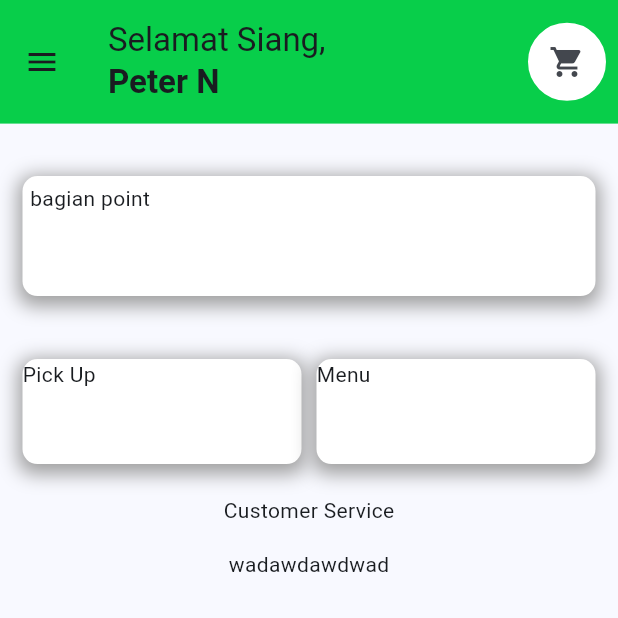
After one commit to specialfox8/uas_ppb_5, a Flutter app: the screen it shows once a user with an empty profile is signed in, on a phone screen of 412 x 824 dp, the top half of it. The commit adds this screen. Run offline on Flutter 3.47's test engine with Material 3 defaults, Android fonts, the phone set to English and light mode, and no system bars; our stand-ins replace firebase_auth, firebase_core; accounts and stored records are empty.

Commit message:
add Home Screen

```diff
--- a/lib/main.dart
+++ b/lib/main.dart
@@ -1,5 +1,6 @@
 import 'package:uas_ppb_5/providers/auth_provider.dart' as auth;
 import 'package:uas_ppb_5/screens/login_screen.dart';
+import 'package:uas_ppb_5/screens/homescreen.dart';
 import 'package:firebase_auth/firebase_auth.dart';
 import 'package:firebase_core/firebase_core.dart';
 import 'package:flutter/material.dart';
@@ -37,7 +38,27 @@ class MyApp extends StatelessWidget {
         colorScheme: ColorScheme.fromSeed(seedColor: Colors.blue),
         useMaterial3: true,
       ),
-      home: const LoginScreen(),
+      home: const AuthGuard(),
     );
   }
 }
+
+// ---
+
+class AuthGuard extends StatelessWidget {
+  const AuthGuard({super.key});
+
+  @override
+  Widget build(BuildContext context) {
+    return StreamBuilder(
+      stream: FirebaseAuth.instance.authStateChanges(),
+      builder: (context, snapshot) {
+        if (snapshot.hasData) {
+          return const HomeScreen();
+        } else {
+          return const LoginScreen();
+        }
+      },
+    );
+  }
+}
--- /dev/null
+++ b/lib/screens/NavHome.dart
@@ -0,0 +1,78 @@
+import 'package:flutter/material.dart';
+
+class NavHome extends StatefulWidget {
+  const NavHome({super.key});
+
+  @override
+  State<NavHome> createState() => _NavHomeState();
+}
+
+class _NavHomeState extends State<NavHome> {
+  int _currentIndex = 0;
+  final List<Widget> _pages = [
+    // Widget untuk halaman pertama
+    Container(
+      color: Colors.blue,
+      child: Center(
+        child: Text('Halaman 1'),
+      ),
+    ),
+    // Widget untuk halaman kedua
+    Container(
+      color: Colors.green,
+      child: Center(
+        child: Text('Halaman 2'),
+      ),
+    ),
+    // Widget untuk halaman ketiga
+    Container(
+      color: Colors.yellow,
+      child: Center(
+        child: Text('Halaman 3'),
+      ),
+    ),
+    // Widget untuk halaman keempat
+    Container(
+      color: Colors.red,
+      child: Center(
+        child: Text('Halaman 4'),
+      ),
+    ),
+  ];
+
+  @override
+  Widget build(BuildContext context) {
+    return Scaffold(
+      appBar: AppBar(
+        title: Text('Navigasi Bar'),
+      ),
+      body: _pages[_currentIndex],
+      bottomNavigationBar: BottomNavigationBar(
+        currentIndex: _currentIndex,
+        onTap: (index) {
+          setState(() {
+            _currentIndex = index;
+          });
+        },
+        items: [
+          BottomNavigationBarItem(
+            icon: Icon(Icons.home),
+            label: 'home',
+          ),
+          BottomNavigationBarItem(
+            icon: Icon(Icons.search),
+            label: 'Voucher',
+          ),
+          BottomNavigationBarItem(
+            icon: Icon(Icons.favorite),
+            label: 'Favorit',
+          ),
+          BottomNavigationBarItem(
+            icon: Icon(Icons.person),
+            label: 'Profil',
+          ),
+        ],
+      ),
+    );
+  }
+}
--- /dev/null
+++ b/lib/screens/homescreen.dart
@@ -0,0 +1,176 @@
+import 'package:uas_ppb_5/providers/auth_provider.dart';
+import 'package:flutter/material.dart';
+import 'package:provider/provider.dart';
+
+class HomeScreen extends StatelessWidget {
+  const HomeScreen({super.key});
+
+  @override
+  Widget build(BuildContext context) {
+    final user = Provider.of<AuthProvider>(context).user;
+
+    return Scaffold(
+      appBar: AppBar(
+        title: const Column(
+          crossAxisAlignment: CrossAxisAlignment.start,
+          children: [
+            Text('Selamat Siang,'),
+            Text(
+              'Peter N',
+              style: TextStyle(
+                fontWeight: FontWeight.bold,
+              ),
+            ),
+          ],
+        ),
+        actions: [
+          Padding(
+            padding: const EdgeInsets.all(8.0),
+            child: Container(
+              decoration: BoxDecoration(
+                borderRadius: BorderRadius.circular(50.0),
+                color: Colors.white,
+                border: Border.all(
+                  color: Colors.white, // Warna border
+                  width: 2.0, // Lebar border
+                ),
+              ),
+              child: IconButton(
+                icon: Icon(Icons.shopping_cart),
+                onPressed: () {
+                  //target screen
+                },
+              ),
+            ),
+          ),
+        ],
+        backgroundColor: Color.fromARGB(255, 8, 206, 74),
+        toolbarHeight: MediaQuery.of(context).size.height *
+            0.1, // Sesuaikan proporsi yang diinginkan
+      ),
+      drawer: Drawer(
+        child: ListView(
+          children: [
+            DrawerHeader(
+              decoration: const BoxDecoration(
+                color: Colors.cyan,
+              ),
+              child: Text('${user?.email}'),
+            ),
+            ListTile(
+              title: const Text('home'),
+            ),
+            ListTile(
+              title: const Text('Logout'),
+              onTap: () {
+                Provider.of<AuthProvider>(context, listen: false).logout();
+              },
+            ),
+          ],
+        ),
+      ),
+      body: Container(
+        width: double.infinity,
+        height: MediaQuery.of(context).size.height,
+        padding: const EdgeInsets.only(top: 30, left: 10, right: 10),
+        child: CustomScrollView(
+          slivers: [
+            SliverList(
+              delegate: SliverChildListDelegate(
+                [
+                  Column(
+                    children: [
+                      Padding(
+                        padding: const EdgeInsets.all(5),
+                        child: Container(
+                          width: double.infinity,
+                          height: 80,
+                          decoration: BoxDecoration(
+                              color: Colors.white,
+                              borderRadius: BorderRadius.circular(10),
+                              boxShadow: const [
+                                BoxShadow(
+                                  color: Colors.grey,
+                                  spreadRadius: 3,
+                                  blurRadius: 10,
+                                  offset: Offset(0, 3),
+                                )
+                              ]),
+                          child: const Column(children: [
+                            Padding(
+                              padding: EdgeInsets.all(5),
+                              child: Row(
+                                mainAxisAlignment:
+                                    MainAxisAlignment.spaceBetween,
+                                children: [
+                                  Text(
+                                    "bagian point",
+                                  ),
+                                ],
+                              ),
+                            ),
+                          ]),
+                        ),
+                      ),
+
+                      const SizedBox(height: 16),
+                      //image
+                      const SizedBox(height: 16),
+                      Row(
+                        children: [
+                          Expanded(
+                            child: Container(
+                              margin: EdgeInsets.all(5),
+                              width: 20,
+                              height: 70,
+                              decoration: BoxDecoration(
+                                  color: Colors.white,
+                                  borderRadius: BorderRadius.circular(10),
+                                  boxShadow: const [
+                                    BoxShadow(
+                                      color: Colors.grey,
+                                      spreadRadius: 3,
+                                      blurRadius: 10,
+                                      offset: Offset(0, 3),
+                                    )
+                                  ]),
+                              child: Text('Pick Up'),
+                            ),
+                          ),
+                          Expanded(
+                            child: Container(
+                              margin: EdgeInsets.all(5),
+                              width: 20,
+                              height: 70,
+                              decoration: BoxDecoration(
+                                  color: Colors.white,
+                                  borderRadius: BorderRadius.circular(10),
+                                  boxShadow: const [
+                                    BoxShadow(
+                                      color: Colors.grey,
+                                      spreadRadius: 3,
+                                      blurRadius: 10,
+                                      offset: Offset(0, 3),
+                                    )
+                                  ]),
+                              child: Text('Menu'),
+                            ),
+                          ),
+                        ],
+                      ),
+                      const SizedBox(height: 16),
+
+                      const Text('Customer Service'),
+                      const SizedBox(height: 16),
+                      const Text('wadawdawdwad'),
+                    ],
+                  ),
+                ],
+              ),
+            ),
+          ],
+        ),
+      ),
+    );
+  }
+}
```
Also changed, not shown: pubspec.yaml (+5 -5 lines), lib/firebase_options.dart.
